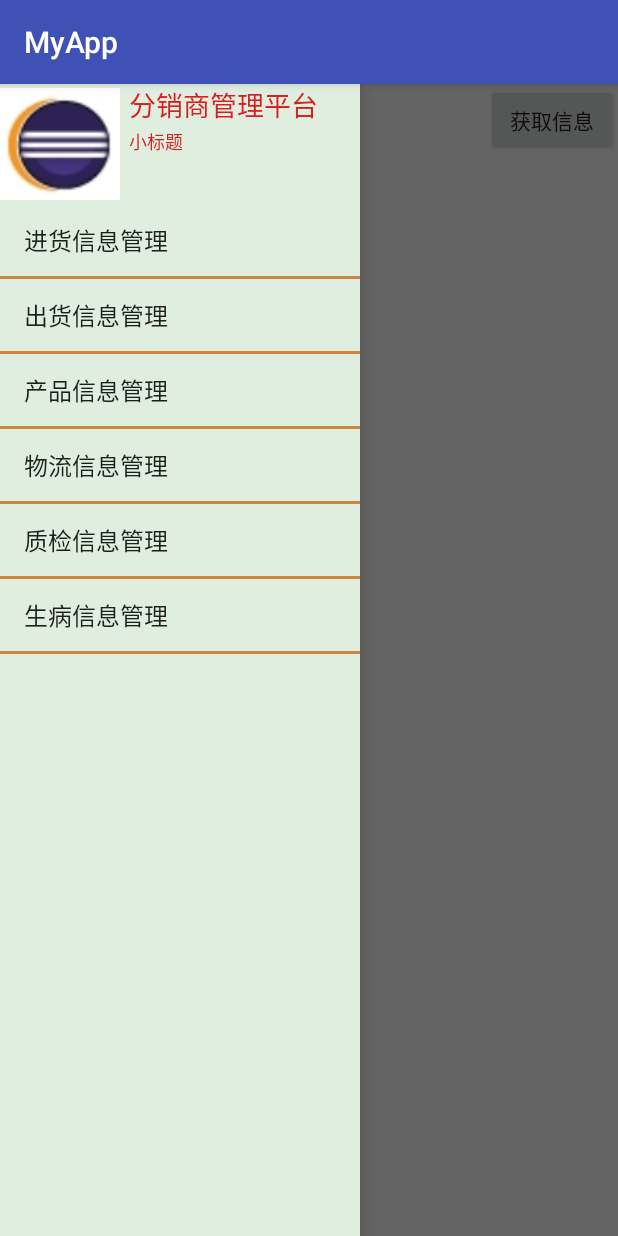
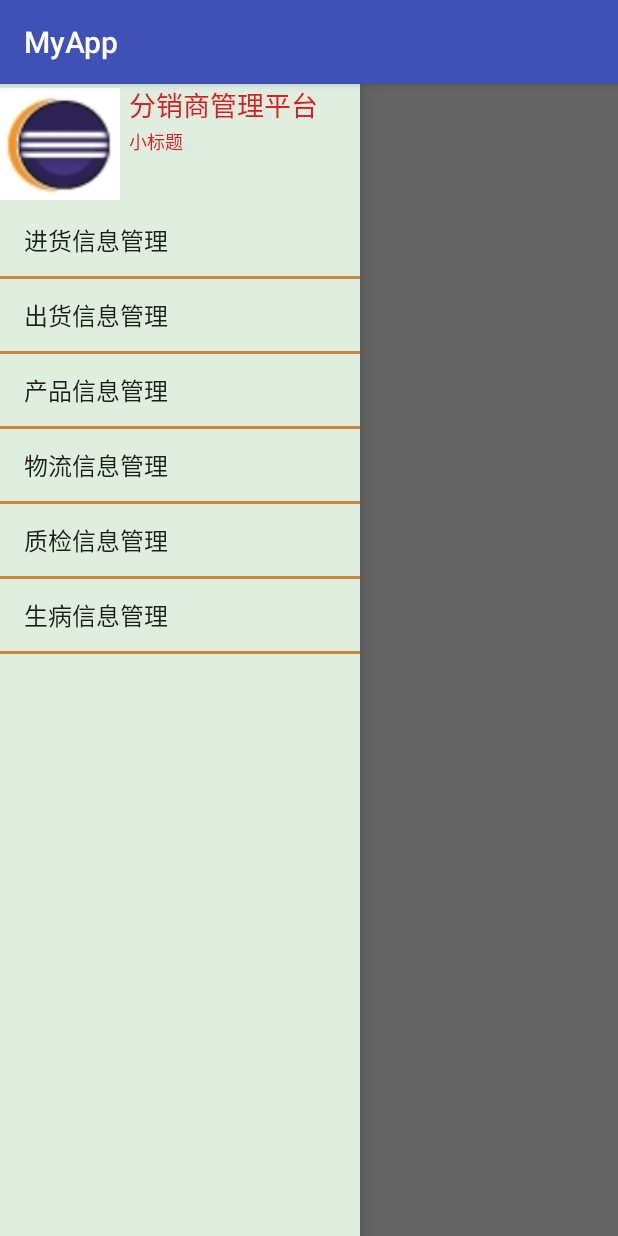
Before and after one commit to zengtaizhu/learngit, an Android app: the screen it shows after launch (MainActivity), with the side drawer open, on a phone screen of 412 x 824 dp. Run offline under Robolectric (Android 15) with nearby library versions, the phone set to English and light mode, and no system bars.

Commit message:
调整项目类的位置

```diff
--- a/MyApp/app/src/main/java/Data/Animal.java
+++ b/MyApp/app/src/main/java/DataClass/Animal.java
@@ -1,4 +1,4 @@
-package Data;
+package DataClass;
 
 import java.util.Date;
 
--- a/MyApp/app/src/main/java/Data/Disease.java
+++ b/MyApp/app/src/main/java/DataClass/Disease.java
@@ -1,4 +1,4 @@
-package Data;
+package DataClass;
 
 /**
  * Created by zengtaizhu on 2016/7/5.
--- a/MyApp/app/src/main/java/Data/Distributor.java
+++ b/MyApp/app/src/main/java/DataClass/Distributor.java
@@ -1,4 +1,4 @@
-package Data;
+package DataClass;
 
 /**
  * Created by zengtaizhu on 2016/5/6.
--- a/MyApp/app/src/main/java/Data/Quality.java
+++ b/MyApp/app/src/main/java/DataClass/Quality.java
@@ -1,4 +1,4 @@
-package Data;
+package DataClass;
 
 import java.util.Date;
 
--- a/MyApp/app/src/main/java/Data/Receive.java
+++ b/MyApp/app/src/main/java/DataClass/Receive.java
@@ -1,4 +1,4 @@
-package Data;
+package DataClass;
 
 import java.util.Date;
 
--- a/MyApp/app/src/main/java/Data/Sale.java
+++ b/MyApp/app/src/main/java/DataClass/Sale.java
@@ -1,4 +1,4 @@
-package Data;
+package DataClass;
 
 import java.util.Date;
 
--- a/MyApp/app/src/main/java/Data/Animals.java
+++ b/MyApp/app/src/main/java/HttpResponse/Animals.java
@@ -1,6 +1,8 @@
-package Data;
+package HttpResponse;
 
 import java.util.List;
+
+import DataClass.Animal;
 
 /**
  * Created by zengtaizhu on 2016/7/6.
--- a/MyApp/app/src/main/java/Data/LoginMsg.java
+++ b/MyApp/app/src/main/java/HttpResponse/LoginMsg.java
@@ -1,7 +1,8 @@
-package Data;
+package HttpResponse;
 
 /**
  * Created by zengtaizhu on 2016/4/27.
+ * 登陆后解析JSON的类
  */
 public class LoginMsg {
     private String ref;
--- a/MyApp/app/src/main/java/Data/Logistics.java
+++ b/MyApp/app/src/main/java/HttpResponse/Logistics.java
@@ -1,4 +1,4 @@
-package Data;
+package HttpResponse;
 
 import java.util.Date;
 
--- a/MyApp/app/src/main/java/Data/GetJsonArray.java
+++ b/MyApp/app/src/main/java/Method/GetJsonArray.java
@@ -1,4 +1,4 @@
-package Data;
+package Method;
 
 import java.util.ArrayList;
 import java.util.List;
--- a/MyApp/app/src/main/java/URLFunc/GetPostUtil.java
+++ b/MyApp/app/src/main/java/URLFunc/SendHttpRequest.java
@@ -13,7 +13,7 @@ import java.util.Map;
 /**
  * Created by zengtaizhu on 2016/4/27.
  */
-public class GetPostUtil {
+public class SendHttpRequest {
     /**
      * 向指定URL发送GET方法的请求
      * @param url 发送请求的URL
--- a/MyApp/app/src/main/java/com/example/zengtaizhu/myapp/Receiver.java
+++ b/MyApp/app/src/main/java/com/example/zengtaizhu/myapp/Receiver.java
@@ -8,6 +8,9 @@ import android.view.View;
 import android.widget.Button;
 import android.widget.Toast;
 
+/**
+ * 用于切换到另一个Activity，        等待删除
+ */
 public class Receiver extends Activity {
 
     Button btn;
--- a/MyApp/app/src/main/res/layout/activity_main.xml
+++ b/MyApp/app/src/main/res/layout/activity_main.xml
@@ -23,12 +23,6 @@
                 android:id="@+id/post"
                 android:text="登陆"
                 android:layout_gravity="left|top"/>
-            <Button
-                android:layout_width="wrap_content"
-                android:layout_height="wrap_content"
-                android:id="@+id/get"
-                android:text="获取信息"
-                android:layout_gravity="right|top"/>
             <ListView
                 android:id="@+id/mylist"
                 android:layout_width="match_parent"
```
Also changed, not shown: MyApp/app/src/main/java/HttpResponse/Receives.java (renamed from MyApp/app/src/main/java/Data/Sales.java, +8 -6 lines), MyApp/app/src/main/java/HttpResponse/Sales.java (renamed from MyApp/app/src/main/java/Data/Receives.java, +8 -6 lines), MyApp/app/src/main/java/com/example/zengtaizhu/myapp/MainActivity.java (+14 -39 lines).
